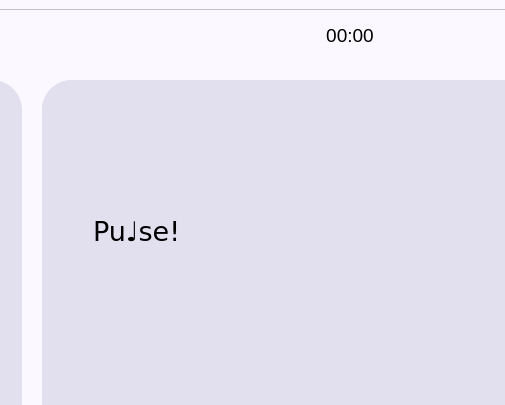
First picture: the form in python/programacion 3/Proyecto 2/reproductor_de_musica_ui.ui, repository AndHak/Universidad-Semestre3, before the edit; both pictures show x 287 to 792 and y 0 to 405 of the 1254 by 825 pixel window.
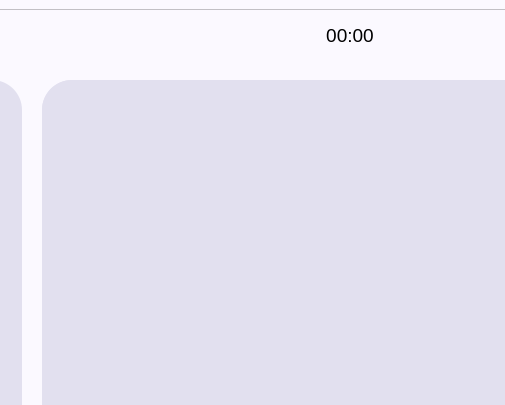
Second picture: the form after the edit. The open tabs and pages were chosen to show the change. Icons and pictures are not drawn.

What changed in the file:
```diff
--- a/python/programacion 3/Proyecto 2/reproductor_de_musica_ui.ui
+++ b/python/programacion 3/Proyecto 2/reproductor_de_musica_ui.ui
@@ -1837,120 +1837,6 @@
                   <property name="bottomMargin">
                    <number>20</number>
                   </property>
-                  <item row="0" column="0">
-                   <widget class="QWidget" name="widget_ejemplo_3" native="true">
-                    <property name="sizePolicy">
-                     <sizepolicy hsizetype="Minimum" vsizetype="Minimum">
-                      <horstretch>0</horstretch>
-                      <verstretch>0</verstretch>
-                     </sizepolicy>
-                    </property>
-                    <property name="styleSheet">
-                     <string notr="true">QWidget {
-background-color: rgb(226, 224, 239);
-border-radius: 30px;
-}
-</string>
-                    </property>
-                    <layout class="QGridLayout" name="gridLayout_35">
-                     <item row="3" column="2">
-                      <spacer name="verticalSpacer_22">
-                       <property name="orientation">
-                        <enum>Qt::Vertical</enum>
-                       </property>
-                       <property name="sizeType">
-                        <enum>QSizePolicy::Minimum</enum>
-                       </property>
-                       <property name="sizeHint" stdset="0">
-                        <size>
-                         <width>20</width>
-                         <height>50</height>
-                        </size>
-                       </property>
-                      </spacer>
-                     </item>
-                     <item row="0" column="0" colspan="2">
-                      <layout class="QHBoxLayout" name="horizontalLayout_10">
-                       <item>
-                        <widget class="QLabel" name="label_17">
-                         <property name="sizePolicy">
-                          <sizepolicy hsizetype="Minimum" vsizetype="Preferred">
-                           <horstretch>0</horstretch>
-                           <verstretch>0</verstretch>
-                          </sizepolicy>
-                         </property>
-                         <property name="text">
-                          <string/>
-                         </property>
-                         <property name="pixmap">
-                          <pixmap resource="recurses.qrc">:/icons/icons/icons8-music-100.png</pixmap>
-                         </property>
-                        </widget>
-                       </item>
-                       <item>
-                        <widget class="QLabel" name="label_pulse_4">
-                         <property name="sizePolicy">
-                          <sizepolicy hsizetype="MinimumExpanding" vsizetype="Preferred">
-                           <horstretch>0</horstretch>
-                           <verstretch>0</verstretch>
-                          </sizepolicy>
-                         </property>
-                         <property name="font">
-                          <font>
-                           <family>Verdana</family>
-                           <pointsize>20</pointsize>
-                           <bold>false</bold>
-                          </font>
-                         </property>
-                         <property name="text">
-                          <string>Pu♩se!</string>
-                         </property>
-                        </widget>
-                       </item>
-                      </layout>
-                     </item>
-                     <item row="2" column="0" colspan="3" alignment="Qt::AlignHCenter|Qt::AlignVCenter">
-                      <widget class="QFrame" name="frame_visualizador_original">
-                       <property name="sizePolicy">
-                        <sizepolicy hsizetype="Expanding" vsizetype="Expanding">
-                         <horstretch>0</horstretch>
-                         <verstretch>0</verstretch>
-                        </sizepolicy>
-                       </property>
-                       <property name="minimumSize">
-                        <size>
-                         <width>400</width>
-                         <height>200</height>
-                        </size>
-                       </property>
-                       <property name="frameShape">
-                        <enum>QFrame::StyledPanel</enum>
-                       </property>
-                       <property name="frameShadow">
-                        <enum>QFrame::Raised</enum>
-                       </property>
-                       <layout class="QGridLayout" name="gridLayout_36"/>
-                      </widget>
-                     </item>
-                     <item row="1" column="1">
-                      <spacer name="verticalSpacer_21">
-                       <property name="orientation">
-                        <enum>Qt::Vertical</enum>
-                       </property>
-                       <property name="sizeType">
-                        <enum>QSizePolicy::Minimum</enum>
-                       </property>
-                       <property name="sizeHint" stdset="0">
-                        <size>
-                         <width>20</width>
-                         <height>50</height>
-                        </size>
-                       </property>
-                      </spacer>
-                     </item>
-                    </layout>
-                   </widget>
-                  </item>
                  </layout>
                 </widget>
                </item>
```
Left out of the diff: 4 changed lines with no effect on the pictures.
